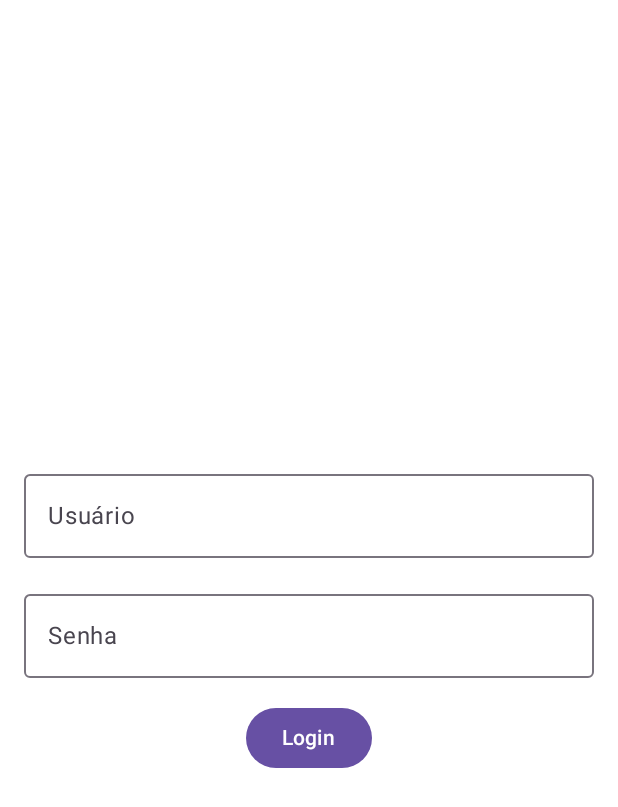
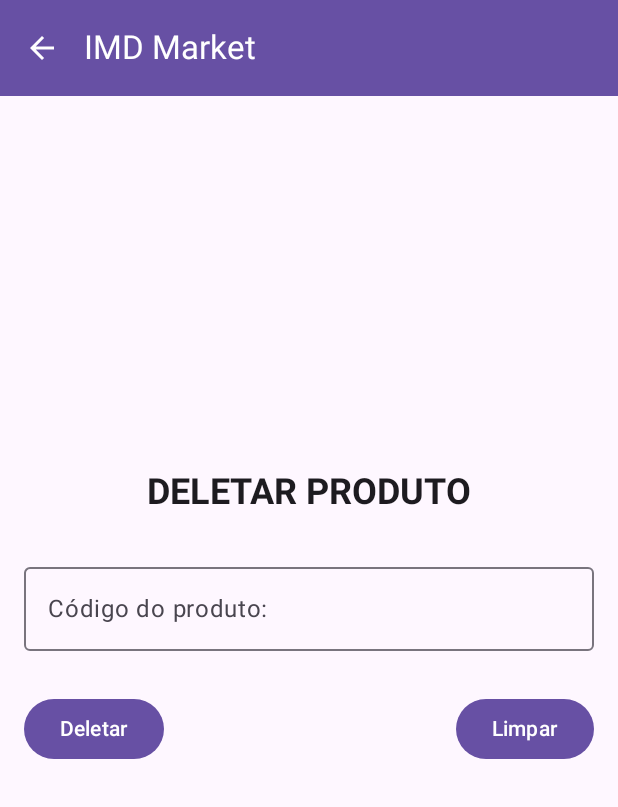
Before and after one commit to Arco-de-Treinamento/DDM-2024.2-BTI-UFRN, an Android app built with Jetpack Compose: the DeleteItemScreen screen opened through its navigation route, on a phone screen of 412 x 824 dp. Shown: the top 807 px of the screen. Run offline under Robolectric (Android 15) with nearby library versions, the phone set to English and light mode, and no system bars.

Commit message:
feat: create DeleteItemScreen

```diff
--- a/app/src/main/java/com/manoelfreitas/imdmarket/ui/screen/main/item/deleteitem/DeleteItemScreen.kt
+++ b/app/src/main/java/com/manoelfreitas/imdmarket/ui/screen/main/item/deleteitem/DeleteItemScreen.kt
@@ -1,67 +1,88 @@
 package com.manoelfreitas.imdmarket.ui.screen.main.item.deleteitem
 
-
-import android.content.Context
 import android.widget.Toast
 import androidx.compose.foundation.layout.*
 import androidx.compose.runtime.*
 import androidx.compose.material3.*
 import androidx.compose.ui.Modifier
 import androidx.compose.ui.Alignment
-import androidx.compose.ui.text.input.KeyboardType
-import androidx.compose.ui.text.input.PasswordVisualTransformation
-import androidx.compose.foundation.text.KeyboardOptions
 import androidx.compose.ui.platform.LocalContext
 import androidx.compose.ui.unit.dp
 import androidx.navigation.NavController
-import com.manoelfreitas.imdmarket.navigateToMenu
-import kotlinx.coroutines.launch
+import androidx.compose.material.icons.Icons
+import androidx.compose.material.icons.automirrored.filled.ArrowBack
+import androidx.compose.ui.text.font.FontWeight
+import androidx.compose.ui.unit.sp
 
 
+@OptIn(ExperimentalMaterial3Api::class)
 @Composable
 fun DeleteItemScreen(navController: NavController){
-    var username by remember { mutableStateOf("") }
-    var password by remember { mutableStateOf("") }
-    val coroutineScope = rememberCoroutineScope()
+    var productCode by remember {(mutableStateOf(""))}
+    var productName by remember {(mutableStateOf(""))}
+    var productDescription by remember {(mutableStateOf(""))}
+    var productQuantity by remember {(mutableStateOf(""))}
+
     val context = LocalContext.current
 
+    Scaffold (
+        modifier = Modifier
+            .fillMaxSize(),
+        topBar = {
+            TopAppBar(
+                title = {
+                    Text(text = "IMD Market")
+                },
+                navigationIcon = {
+                    IconButton(onClick = { navController.popBackStack() }) {
+                        Icon(Icons.AutoMirrored.Filled.ArrowBack, contentDescription = "Voltar")
+                    }
+                },
+
+                colors = TopAppBarColors(
+                    containerColor = MaterialTheme.colorScheme.primary,
+                    titleContentColor = MaterialTheme.colorScheme.onPrimary,
+                    navigationIconContentColor = MaterialTheme.colorScheme.onPrimary,
+                    scrolledContainerColor = MaterialTheme.colorScheme.primary,
+                    actionIconContentColor = MaterialTheme.colorScheme.onPrimary,
+                ),
+            )
+        }
+    ) { innerPadding ->
         Column (modifier = Modifier
             .fillMaxSize()
             .padding(16.dp),
             horizontalAlignment = Alignment.CenterHorizontally,
             verticalArrangement = Arrangement.Center){
-
-        OutlinedTextField(value = username,
-            onValueChange = {username = it },
-            label = {Text("Usuário")},
-            modifier = Modifier.fillMaxWidth()
+            Row (modifier = Modifier.fillMaxWidth(),
+                horizontalArrangement = Arrangement.Center){
+                Text(text = "DELETAR PRODUTO", fontWeight = FontWeight.Bold, fontSize = 24.sp)
+            }
+            Spacer(modifier = Modifier.height(28.dp))
+            OutlinedTextField(value = productCode,
+                onValueChange = {productCode = it },
+                label = {Text("Código do produto:")},
+                modifier = Modifier.fillMaxWidth(),
             )
-        Spacer(modifier = Modifier.height(16.dp))
-        OutlinedTextField(value = password,
-            onValueChange = {password = it },
-            label = {Text("Senha") },
-            visualTransformation = PasswordVisualTransformation(),
-            keyboardOptions = KeyboardOptions(keyboardType = KeyboardType.Password),
-            modifier = Modifier.fillMaxWidth()
-        )
-        Spacer(modifier = Modifier.height(16.dp))
-        Button(onClick = { coroutineScope.launch { checkLogin(
-            context = context,
-            username = username,
-            password = password,
-            navController = navController)}}) {
-            Text("Login")
+            Spacer(modifier = Modifier.height(28.dp))
+            Row (modifier = Modifier.fillMaxWidth(),
+                horizontalArrangement = Arrangement.SpaceBetween) {
+                Button(
+                    onClick = {
+                        Toast.makeText(context, "Item deletado com sucesso!", Toast.LENGTH_SHORT).show()
+                    }) {
+                    Text("Deletar")
+                }
+                Button(onClick = {
+                    productCode = ""
+                    productName = ""
+                    productDescription = ""
+                    productQuantity = ""
+                },
+                ) {
+                    Text("Limpar")
                 }
             }
         }
-
-fun checkLogin(context: Context, username: String, password: String, navController: NavController): () -> Unit {
-    if (username == "admin" && password == "admin") {
-        // Navigate to MenuScreen
-        navController.navigateToMenu()
-    } else {
-        Toast.makeText(context, "Falha ao realizar o login!", Toast.LENGTH_SHORT).show()
     }
-
-    return {}
 }
```
Lines whose indentation alone changed are shown as unchanged.
